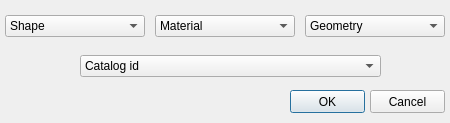
Old version of the form ui/ud_catalog.ui in the repository Giswater/giswater_qgis_plugin.
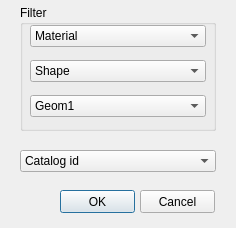
New version of the form.

Commit message: UI - Modify ud&ws catalog ui

Patch:
```diff
--- a/ui/ud_catalog.ui
+++ b/ui/ud_catalog.ui
@@ -6,8 +6,8 @@
    <rect>
     <x>0</x>
     <y>0</y>
-    <width>450</width>
-    <height>123</height>
+    <width>236</width>
+    <height>228</height>
    </rect>
   </property>
   <property name="windowTitle">
@@ -16,8 +16,8 @@
   <widget class="QPushButton" name="pushButton">
    <property name="geometry">
     <rect>
-     <x>290</x>
-     <y>90</y>
+     <x>60</x>
+     <y>190</y>
      <width>75</width>
      <height>23</height>
     </rect>
@@ -29,8 +29,8 @@
   <widget class="QPushButton" name="pushButton_2">
    <property name="geometry">
     <rect>
-     <x>370</x>
-     <y>90</y>
+     <x>140</x>
+     <y>190</y>
      <width>75</width>
      <height>23</height>
     </rect>
@@ -39,57 +39,12 @@
     <string>Cancel</string>
    </property>
   </widget>
-  <widget class="QComboBox" name="matcat_id">
-   <property name="geometry">
-    <rect>
-     <x>155</x>
-     <y>15</y>
-     <width>140</width>
-     <height>22</height>
-    </rect>
-   </property>
-   <item>
-    <property name="text">
-     <string>Material</string>
-    </property>
-   </item>
-  </widget>
-  <widget class="QComboBox" name="shape">
-   <property name="geometry">
-    <rect>
-     <x>5</x>
-     <y>15</y>
-     <width>140</width>
-     <height>22</height>
-    </rect>
-   </property>
-   <item>
-    <property name="text">
-     <string>Shape</string>
-    </property>
-   </item>
-  </widget>
-  <widget class="QComboBox" name="geom1">
-   <property name="geometry">
-    <rect>
-     <x>305</x>
-     <y>15</y>
-     <width>140</width>
-     <height>22</height>
-    </rect>
-   </property>
-   <item>
-    <property name="text">
-     <string>Geometry</string>
-    </property>
-   </item>
-  </widget>
   <widget class="QComboBox" name="id">
    <property name="geometry">
     <rect>
-     <x>80</x>
-     <y>55</y>
-     <width>301</width>
+     <x>20</x>
+     <y>150</y>
+     <width>196</width>
      <height>22</height>
     </rect>
    </property>
@@ -99,6 +54,64 @@
     </property>
    </item>
   </widget>
+  <widget class="QGroupBox" name="groupBox">
+   <property name="geometry">
+    <rect>
+     <x>20</x>
+     <y>5</y>
+     <width>196</width>
+     <height>126</height>
+    </rect>
+   </property>
+   <property name="title">
+    <string>Filter</string>
+   </property>
+   <widget class="QComboBox" name="geom1">
+    <property name="geometry">
+     <rect>
+      <x>10</x>
+      <y>90</y>
+      <width>176</width>
+      <height>22</height>
+     </rect>
+    </property>
+    <item>
+     <property name="text">
+      <string>Geom1</string>
+     </property>
+    </item>
+   </widget>
+   <widget class="QComboBox" name="matcat_id">
+    <property name="geometry">
+     <rect>
+      <x>10</x>
+      <y>20</y>
+      <width>176</width>
+      <height>22</height>
+     </rect>
+    </property>
+    <item>
+     <property name="text">
+      <string>Material</string>
+     </property>
+    </item>
+   </widget>
+   <widget class="QComboBox" name="shape">
+    <property name="geometry">
+     <rect>
+      <x>10</x>
+      <y>55</y>
+      <width>176</width>
+      <height>22</height>
+     </rect>
+    </property>
+    <item>
+     <property name="text">
+      <string>Shape</string>
+     </property>
+    </item>
+   </widget>
+  </widget>
  </widget>
  <resources/>
  <connections/>
```
The commit also changes 1 other file.
